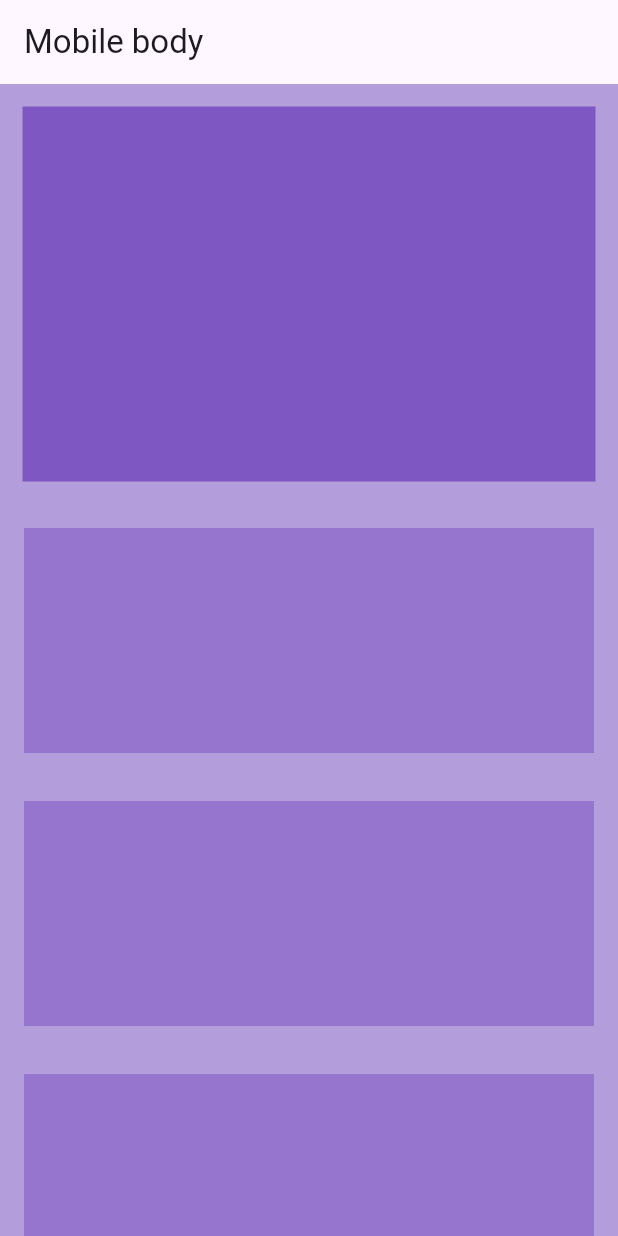
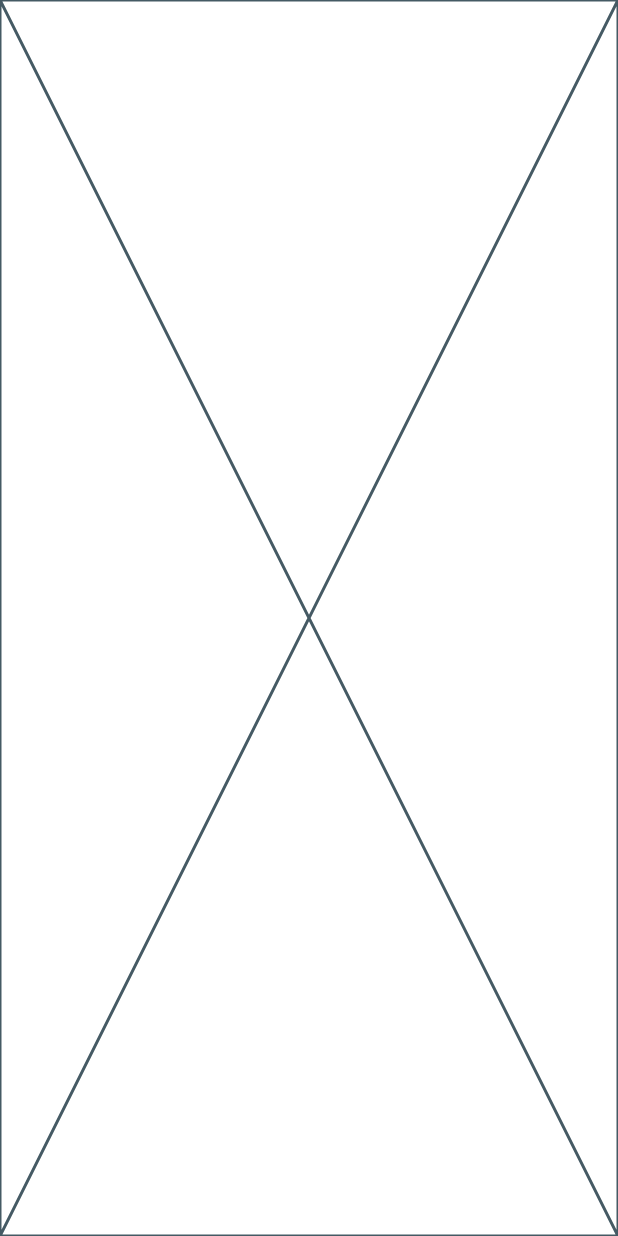
Before and after one commit to Smohana-Priya/simple_responsive_ui, a Flutter app: the screen it shows after launch, on a phone screen of 412 x 824 dp. Run offline on Flutter 3.47's test engine with Material 3 defaults, Android fonts, the phone set to English and light mode, and no system bars; our stand-ins replace google_fonts.

Commit message:
folder setup for new design

```diff
--- /dev/null
+++ b/lib/const/colors.dart
@@ -0,0 +1,5 @@
+import 'package:flutter/material.dart';
+
+const kPrimaryColor = Color(0xFFB1D1FF);
+const kSecondaryColor = Color(0xFFecf9fe);
+const starColor = Color(0xFFff9b00);
--- a/lib/home_page.dart
+++ b/lib/home_page.dart
@@ -1,16 +1,10 @@
 import 'package:flutter/material.dart';
-import 'package:simple_responsive_ui/responsive/desktop_body.dart';
-import 'package:simple_responsive_ui/responsive/mobile_body.dart';
-import 'package:simple_responsive_ui/responsive/responsive_layout.dart';
 
 class HomePage extends StatelessWidget {
   const HomePage({super.key});
 
   @override
   Widget build(BuildContext context) {
-    return const ResponsiveLayout(
-      mobileBody: MobileBody(),
-      desktopBody: DesktopBody(),
-    );
+    return const Placeholder();
   }
 }
--- a/lib/main.dart
+++ b/lib/main.dart
@@ -1,4 +1,5 @@
 import 'package:flutter/material.dart';
+import 'package:google_fonts/google_fonts.dart';
 import 'package:simple_responsive_ui/home_page.dart';
 
 void main() {
@@ -10,7 +11,11 @@
 
   @override
   Widget build(BuildContext context) {
-    return const MaterialApp(
-        debugShowCheckedModeBanner: false, home: HomePage());
+    return MaterialApp(
+        debugShowCheckedModeBanner: false,
+        theme: ThemeData(
+          textTheme: GoogleFonts.habibiTextTheme(),
+        ),
+        home: const HomePage());
   }
 }
--- a/lib/responsive/mobile_body.dart
+++ /dev/null
@@ -1,39 +0,0 @@
-import 'package:flutter/material.dart';
-
-class MobileBody extends StatelessWidget {
-  const MobileBody({super.key});
-
-  @override
-  Widget build(BuildContext context) {
-    return Scaffold(
-      backgroundColor: Colors.deepPurple[200],
-      appBar: AppBar(
-        title: const Text("Mobile body"),
-      ),
-      body: Column(
-        children: [
-          Padding(
-            padding: const EdgeInsets.all(15.0),
-            child: Container(
-              height: 250,
-              color: Colors.deepPurple[400],
-            ),
-          ),
-          Expanded(
-            child: ListView.builder(
-                itemCount: 8,
-                itemBuilder: (context, index) {
-                  return Padding(
-                    padding: const EdgeInsets.all(16.0),
-                    child: Container(
-                      height: 150,
-                      color: Colors.deepPurple[300],
-                    ),
-                  );
-                }),
-          )
-        ],
-      ),
-    );
-  }
-}
```
Also changed, not shown: lib/responsive/desktop_body.dart (deleted, +0 -55 lines), assets/bird.png (added), assets/care.png (added), assets/cats.png (added), assets/dogs.png (added), assets/fishs.png (added), assets/pets logo.png (added), assets/pets.png (added), lib/model/model.dart (added), lib/screen/body/desktop_body.dart (added), lib/screen/body/mobile_body.dart (added), lib/screen/header/mobile_desktop.dart (added), lib/screen/header/mobile_header.dart (added), 2 other files.
